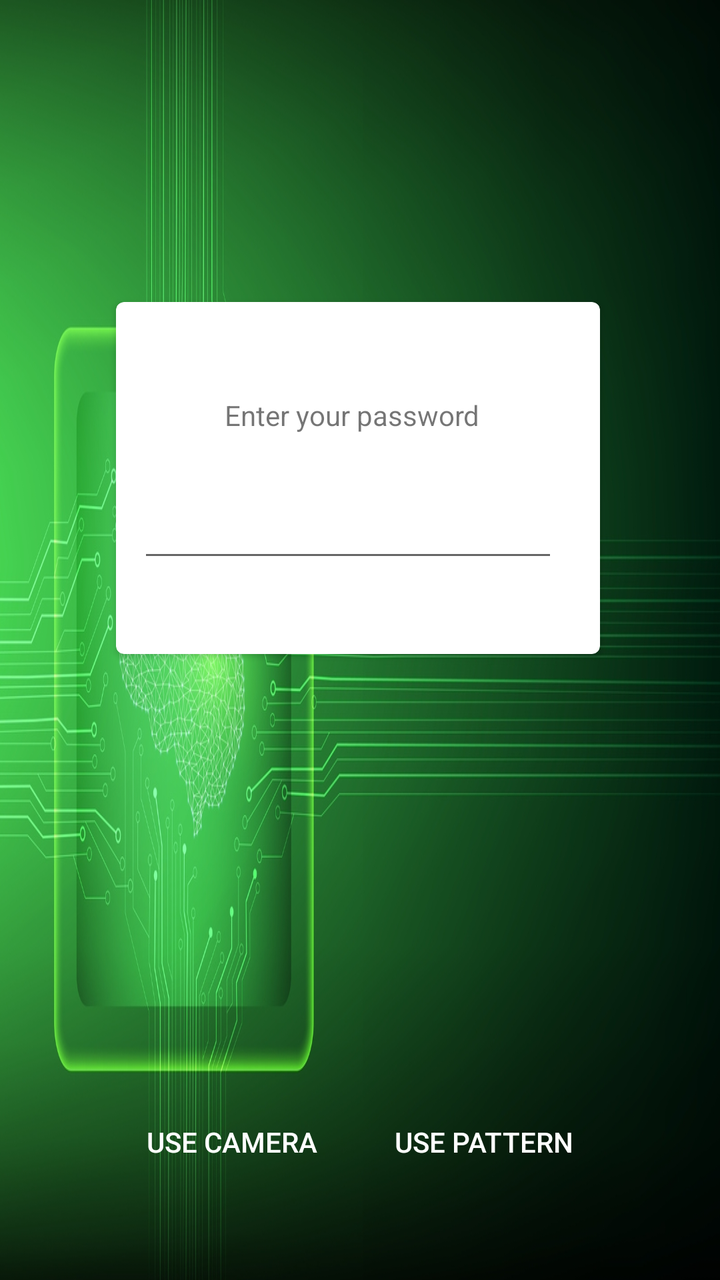
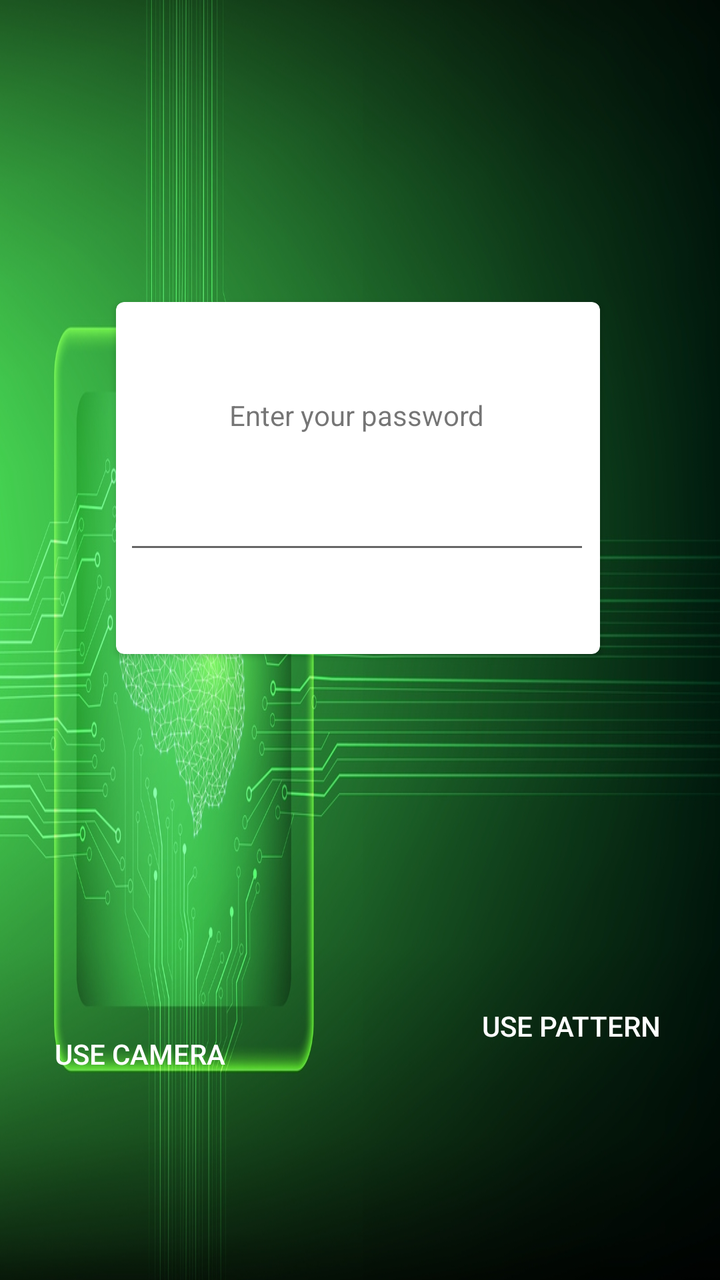

Compare the two renders of this Android layout. The source of the first and the diff that turns it into the second are given below.
<!-- AndroidManifest.xml: application theme AppTheme -->
<!-- res/layout/activity_lock_screen.xml -->
<?xml version="1.0" encoding="utf-8"?>
<android.support.constraint.ConstraintLayout xmlns:android="http://schemas.android.com/apk/res/android"
  xmlns:app="http://schemas.android.com/apk/res-auto"
  xmlns:tools="http://schemas.android.com/tools"
  android:layout_width="match_parent"
  android:layout_height="match_parent"
  android:background="@drawable/background"
  tools:context=".LockScreen">

  <RelativeLayout
    android:id="@+id/pinCodeLayout"
    android:layout_width="0dp"
    android:layout_height="0dp"
    android:layout_centerHorizontal="true"
    android:orientation="vertical"
    app:layout_constraintBottom_toBottomOf="parent"
    app:layout_constraintEnd_toEndOf="parent"
    app:layout_constraintHorizontal_bias="0.0"
    app:layout_constraintStart_toStartOf="parent"

    app:layout_constraintTop_toTopOf="parent"
    app:layout_constraintVertical_bias="1.0">

    <android.support.v7.widget.CardView xmlns:card_view="http://schemas.android.com/apk/res-auto"
      android:id="@+id/cardView"
      android:layout_width="wrap_content"
      android:layout_height="176dp"
      android:layout_alignParentStart="true"
      android:layout_alignParentLeft="true"
      android:layout_alignParentTop="true"
      android:layout_alignParentEnd="true"
      android:layout_alignParentRight="true"
      android:layout_marginStart="58dp"
      android:layout_marginLeft="58dp"
      android:layout_marginTop="151dp"
      android:layout_marginEnd="60dp"
      android:layout_marginRight="60dp"
      android:elevation="5dp"
      card_view:cardCornerRadius="4dp"
      card_view:cardPreventCornerOverlap="false">

      <RelativeLayout
        android:layout_width="match_parent"
        android:layout_height="match_parent">


        <EditText
          android:id="@+id/passwordEditText"
          android:layout_width="wrap_content"
          android:layout_height="wrap_content"
          android:layout_alignParentStart="true"
          android:layout_alignParentLeft="true"
          android:layout_alignParentBottom="true"
          android:layout_marginStart="11dp"
          android:layout_marginLeft="11dp"
          android:layout_marginBottom="41dp"
          android:ems="10"
          android:inputType="numberPassword"
          android:textAlignment="center" />

        <TextView
          android:id="@+id/textView3"
          android:layout_width="wrap_content"
          android:layout_height="wrap_content"
          android:layout_alignParentTop="true"
          android:layout_alignParentEnd="true"
          android:layout_alignParentRight="true"
          android:layout_marginTop="47dp"
          android:layout_marginEnd="60dp"
          android:layout_marginRight="60dp"
          android:text="Enter your password" />
      </RelativeLayout>

    </android.support.v7.widget.CardView>

    <Button

      android:layout_width="wrap_content"
      android:layout_height="wrap_content"
      android:layout_alignParentStart="true"
      android:layout_alignParentLeft="true"
      android:layout_alignParentBottom="true"
      android:layout_marginStart="197dp"
      android:layout_marginLeft="197dp"
      android:layout_marginBottom="45dp"
      android:background="#00000000"
      android:onClick="showPatternView"
      android:text="Use Pattern"
      android:textColor="@color/white" />

    <Button

      android:layout_width="wrap_content"
      android:layout_height="wrap_content"
      android:layout_alignParentStart="true"
      android:layout_alignParentLeft="true"
      android:layout_alignParentBottom="true"
      android:layout_marginStart="72dp"
      android:layout_marginLeft="72dp"
      android:layout_marginBottom="45dp"
      android:background="#00000000"
      android:onClick="showPinCodeView"
      android:text="Use Camera"
      android:textColor="@color/white"

      />
  </RelativeLayout>

  <RelativeLayout
    android:id="@+id/patternLayout"
    android:layout_width="0dp"
    android:layout_height="0dp"
    android:layout_centerHorizontal="true"
    android:orientation="vertical"
    android:visibility="gone"
    app:layout_constraintBottom_toBottomOf="parent"
    app:layout_constraintEnd_toEndOf="parent"
    app:layout_constraintStart_toStartOf="parent"
    app:layout_constraintTop_toTopOf="parent">


    <com.andrognito.patternlockview.PatternLockView
      android:id="@+id/pattern_lock_view"
      android:layout_width="280dp"
      android:layout_height="280dp"
      android:layout_centerInParent="true"
      app:correctStateColor="@color/colorPrimary"
      app:normalStateColor="@color/white"

      app:wrongStateColor="@color/colorPrimary" />

    <Button
      android:layout_width="wrap_content"
      android:layout_height="wrap_content"
      android:layout_alignParentStart="true"
      android:layout_alignParentLeft="true"
      android:layout_alignParentBottom="true"
      android:layout_marginStart="197dp"
      android:layout_marginLeft="197dp"
      android:layout_marginBottom="45dp"
      android:background="#00000000"
      android:text="Use Pincode"
      android:textColor="@color/white"
      android:onClick="showPinCodeView"
      />

    <Button
      android:layout_width="wrap_content"
      android:layout_height="wrap_content"
      android:layout_alignParentStart="true"
      android:layout_alignParentLeft="true"
      android:layout_alignParentBottom="true"
      android:layout_marginStart="72dp"
      android:layout_marginLeft="72dp"
      android:layout_marginBottom="45dp"
      android:background="#00000000"
      android:text="Use Camera"
      android:textColor="@color/white"

      />


  </RelativeLayout>


  
</android.support.constraint.ConstraintLayout>
<!-- resources referenced by this layout -->
<resources>
  <color name="colorPrimary">#008577</color>
  <!-- drawable background: jpg bitmap (drawable, 504755 bytes) -->
  <style name="AppTheme" parent="Theme.AppCompat.Light.DarkActionBar">
      
      <item name="colorPrimary">@color/colorPrimary</item>
      <item name="colorPrimaryDark">@color/colorPrimaryDark</item>
      <item name="colorAccent">@color/colorAccent</item>
    </style>
  <color name="colorPrimaryDark">#00574B</color>
  <color name="colorAccent">#1bd8b2</color>
</resources>

<!-- the commit's change to res/layout/activity_lock_screen.xml (unified diff, before → after) -->
@@ -13,13 +13,14 @@
     android:layout_height="0dp"
     android:layout_centerHorizontal="true"
     android:orientation="vertical"
+    android:visibility="visible"
     app:layout_constraintBottom_toBottomOf="parent"
     app:layout_constraintEnd_toEndOf="parent"
     app:layout_constraintHorizontal_bias="0.0"
+
     app:layout_constraintStart_toStartOf="parent"
-
     app:layout_constraintTop_toTopOf="parent"
-    app:layout_constraintVertical_bias="1.0">
+    app:layout_constraintVertical_bias="0.0">
 
     <android.support.v7.widget.CardView xmlns:card_view="http://schemas.android.com/apk/res-auto"
       android:id="@+id/cardView"
@@ -50,10 +51,14 @@
           android:layout_height="wrap_content"
           android:layout_alignParentStart="true"
           android:layout_alignParentLeft="true"
+          android:layout_alignParentEnd="true"
+          android:layout_alignParentRight="true"
           android:layout_alignParentBottom="true"
-          android:layout_marginStart="11dp"
-          android:layout_marginLeft="11dp"
-          android:layout_marginBottom="41dp"
+          android:layout_marginStart="4dp"
+          android:layout_marginLeft="4dp"
+          android:layout_marginEnd="5dp"
+          android:layout_marginRight="5dp"
+          android:layout_marginBottom="45dp"
           android:ems="10"
           android:inputType="numberPassword"
           android:textAlignment="center" />
@@ -62,13 +67,20 @@
           android:id="@+id/textView3"
           android:layout_width="wrap_content"
           android:layout_height="wrap_content"
+          android:layout_alignParentStart="true"
+          android:layout_alignParentLeft="true"
           android:layout_alignParentTop="true"
           android:layout_alignParentEnd="true"
           android:layout_alignParentRight="true"
+          android:layout_alignParentBottom="true"
+          android:layout_marginStart="37dp"
+          android:layout_marginLeft="37dp"
           android:layout_marginTop="47dp"
-          android:layout_marginEnd="60dp"
-          android:layout_marginRight="60dp"
-          android:text="Enter your password" />
+          android:layout_marginEnd="38dp"
+          android:layout_marginRight="38dp"
+          android:layout_marginBottom="110dp"
+          android:text="Enter your password"
+          android:textAlignment="center" />
       </RelativeLayout>
 
     </android.support.v7.widget.CardView>
@@ -76,34 +88,47 @@
     <Button
 
       android:layout_width="wrap_content"
+      android:layout_height="50dp"
+      android:layout_alignParentStart="true"
+      android:layout_alignParentLeft="true"
+      android:layout_alignParentTop="true"
+      android:layout_alignParentEnd="true"
+      android:layout_alignParentRight="true"
+      android:layout_alignParentBottom="true"
+      android:layout_marginStart="25dp"
+      android:layout_marginLeft="25dp"
+      android:layout_marginTop="484dp"
+      android:layout_marginEnd="245dp"
+
+      android:layout_marginRight="245dp"
+      android:layout_marginBottom="70dp"
+      android:background="#00000000"
+      android:onClick="showPinCodeView"
+      android:text="Use Camera"
+      android:textColor="@color/white" />
+
+    <Button
+
+      android:layout_width="168dp"
       android:layout_height="wrap_content"
       android:layout_alignParentStart="true"
       android:layout_alignParentLeft="true"
+      android:layout_alignParentEnd="true"
+      android:layout_alignParentRight="true"
       android:layout_alignParentBottom="true"
-      android:layout_marginStart="197dp"
-      android:layout_marginLeft="197dp"
-      android:layout_marginBottom="45dp"
+
+
+      android:layout_marginStart="227dp"
+      android:layout_marginLeft="227dp"
+      android:layout_marginEnd="16dp"
+      android:layout_marginRight="16dp"
+      android:layout_marginBottom="103dp"
       android:background="#00000000"
       android:onClick="showPatternView"
       android:text="Use Pattern"
       android:textColor="@color/white" />
 
-    <Button
 
-      android:layout_width="wrap_content"
-      android:layout_height="wrap_content"
-      android:layout_alignParentStart="true"
-      android:layout_alignParentLeft="true"
-      android:layout_alignParentBottom="true"
-      android:layout_marginStart="72dp"
-      android:layout_marginLeft="72dp"
-      android:layout_marginBottom="45dp"
-      android:background="#00000000"
-      android:onClick="showPinCodeView"
-      android:text="Use Camera"
-      android:textColor="@color/white"
-
-      />
   </RelativeLayout>
 
   <RelativeLayout
@@ -130,34 +155,40 @@
       app:wrongStateColor="@color/colorPrimary" />
 
     <Button
-      android:layout_width="wrap_content"
-      android:layout_height="wrap_content"
+      android:layout_width="132dp"
+      android:layout_height="45dp"
       android:layout_alignParentStart="true"
       android:layout_alignParentLeft="true"
+      android:layout_alignParentTop="true"
+      android:layout_alignParentEnd="true"
+      android:layout_alignParentRight="true"
       android:layout_alignParentBottom="true"
-      android:layout_marginStart="197dp"
-      android:layout_marginLeft="197dp"
-      android:layout_marginBottom="45dp"
+      android:layout_marginStart="209dp"
+      android:layout_marginLeft="209dp"
+      android:layout_marginTop="500dp"
+      android:layout_marginEnd="70dp"
+      android:layout_marginRight="70dp"
+      android:layout_marginBottom="58dp"
       android:background="#00000000"
+      android:onClick="showPinCodeView"
       android:text="Use Pincode"
-      android:textColor="@color/white"
-      android:onClick="showPinCodeView"
-      />
+      android:textColor="@color/white" />
 
     <Button
       android:layout_width="wrap_content"
       android:layout_height="wrap_content"
       android:layout_alignParentStart="true"
       android:layout_alignParentLeft="true"
+      android:layout_alignParentTop="true"
       android:layout_alignParentBottom="true"
-      android:layout_marginStart="72dp"
-      android:layout_marginLeft="72dp"
-      android:layout_marginBottom="45dp"
+      android:layout_marginStart="70dp"
+      android:layout_marginLeft="70dp"
+      android:layout_marginTop="497dp"
+      android:layout_marginBottom="58dp"
       android:background="#00000000"
+
       android:text="Use Camera"
-      android:textColor="@color/white"
-
-      />
+      android:textColor="@color/white" />
 
 
   </RelativeLayout>
